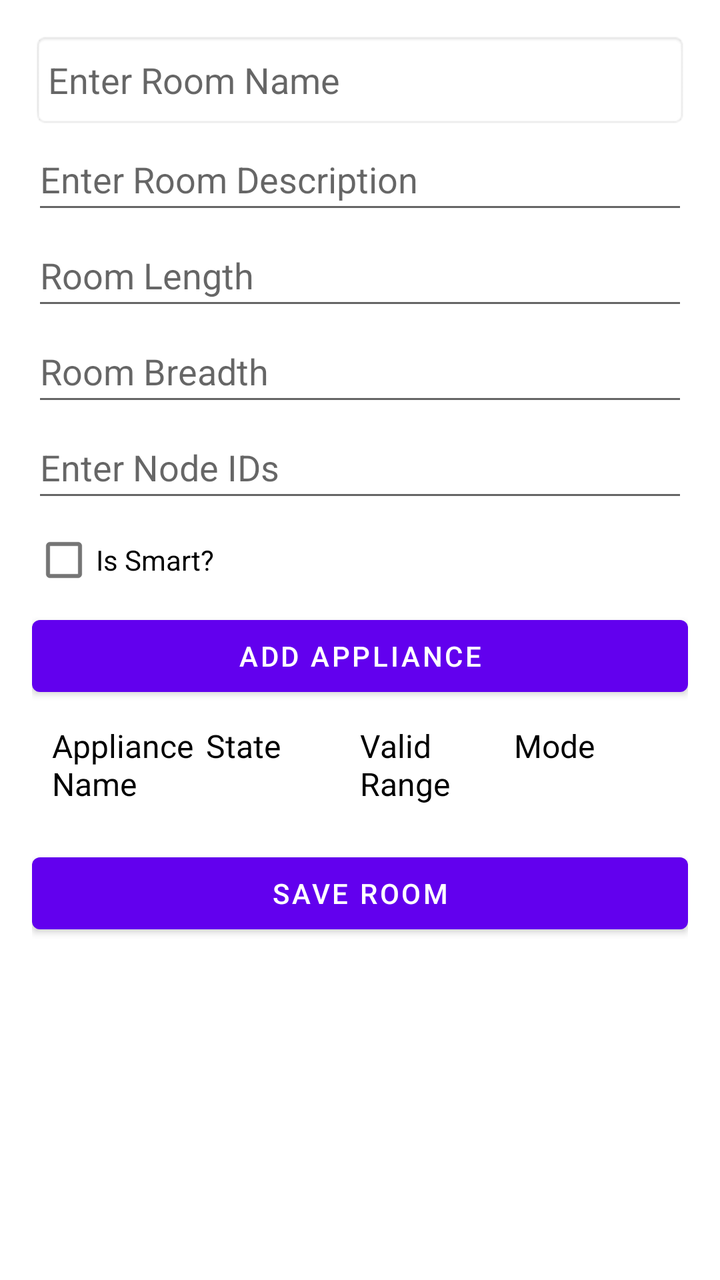
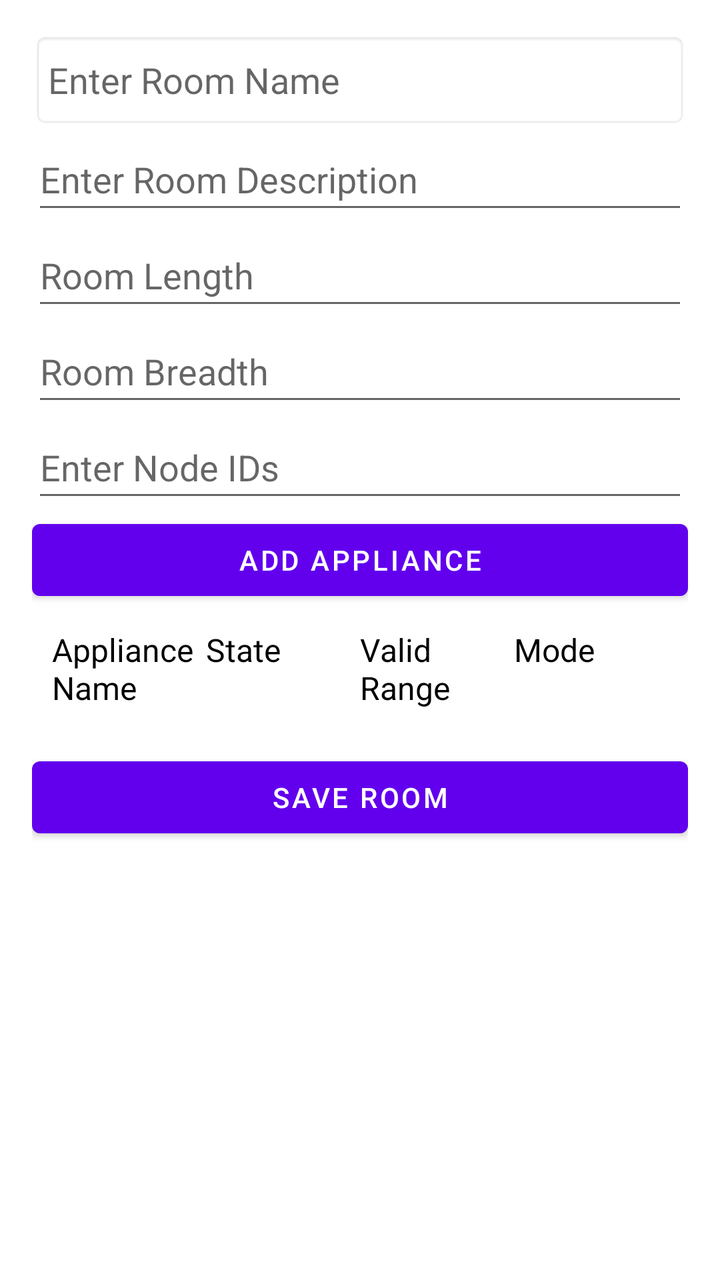

Before-and-after screenshots of an Android layout around one commit, followed by the original layout XML and the change that was made.
<!-- AndroidManifest.xml: application theme Theme.MyApp -->
<!-- res/layout/fragment_room_details.xml -->
<LinearLayout xmlns:android="http://schemas.android.com/apk/res/android"
    android:orientation="vertical"
    android:layout_width="match_parent"
    android:layout_height="match_parent"
    android:padding="16dp">


    <EditText
        android:id="@+id/inputRoomName"
        android:layout_width="match_parent"
        android:layout_height="wrap_content"
        android:background="@android:drawable/editbox_background"
        android:hint="Enter Room Name"
        android:minHeight="48dp"
        android:padding="8dp" />

    <EditText
        android:id="@+id/inputRoomDesc"
        android:layout_width="match_parent"
        android:layout_height="wrap_content"
        android:hint="Enter Room Description"
        android:minHeight="48dp" />


    <EditText
        android:id="@+id/inputLength"
        android:layout_width="match_parent"
        android:layout_height="wrap_content"
        android:hint="Room Length"
        android:inputType="numberDecimal"
        android:minHeight="48dp" />

    <EditText
        android:id="@+id/inputBreadth"
        android:layout_width="match_parent"
        android:layout_height="wrap_content"
        android:hint="Room Breadth"
        android:inputType="numberDecimal"
        android:minHeight="48dp" />

    <EditText
        android:id="@+id/inputNodeIds"
        android:layout_width="match_parent"
        android:layout_height="wrap_content"
        android:hint="Enter Node IDs"
        android:inputType="text"
        android:minHeight="48dp" />
    <CheckBox
        android:id="@+id/checkboxIsSmart"
        android:layout_width="wrap_content"
        android:layout_height="wrap_content"
        android:text="Is Smart?"
        android:paddingTop="8dp"
        android:paddingBottom="8dp"/>

    <Button
        android:id="@+id/btnAddAppliance"
        android:layout_width="match_parent"
        android:layout_height="wrap_content"
        android:text="Add Appliance"/>

    <LinearLayout xmlns:android="http://schemas.android.com/apk/res/android"
        android:layout_width="match_parent"
        android:layout_height="wrap_content"
        android:orientation="horizontal"
        android:padding="10dp">

        <TextView
            android:id="@+id/applianceName"
            android:layout_width="0dp"
            android:layout_height="wrap_content"
            android:layout_weight="1"
            android:textSize="16sp"
            android:textColor="@android:color/black"
            android:text="Appliance Name" />

        <TextView
            android:id="@+id/applianceState"
            android:layout_width="0dp"
            android:layout_height="wrap_content"
            android:layout_weight="1"
            android:textSize="16sp"
            android:textColor="@android:color/black"
            android:text="State" />

        <TextView
            android:id="@+id/applianceRange"
            android:layout_width="0dp"
            android:layout_height="wrap_content"
            android:layout_weight="1"
            android:textSize="16sp"
            android:textColor="@android:color/black"
            android:layout_gravity="left"
            android:text="Valid Range" />

        <TextView
            android:id="@+id/applianceMode"
            android:layout_width="0dp"
            android:layout_height="wrap_content"
            android:layout_weight="1"
            android:textSize="16sp"
            android:textColor="@android:color/black"
            android:layout_gravity="right"
            android:text="Mode" />
    </LinearLayout>


    <androidx.recyclerview.widget.RecyclerView
        android:id="@+id/recyclerViewAppliances"
        android:layout_width="match_parent"
        android:layout_height="wrap_content"
        android:paddingTop="10dp"/>

    <Button
        android:id="@+id/btnSave"
        android:layout_width="match_parent"
        android:layout_height="wrap_content"
        android:text="Save Room"/>
</LinearLayout>
<!-- resources referenced by this layout -->
<resources>
  <style name="Theme.MyApp" parent="Theme.MaterialComponents.DayNight.DarkActionBar">
                  
                  <item name="colorPrimary">@color/purple_500</item>
                  <item name="colorPrimaryVariant">@color/purple_700</item>
                  <item name="colorOnPrimary">@color/white</item>
                  
                  <item name="colorSecondary">@color/teal_200</item>
                  <item name="colorSecondaryVariant">@color/teal_700</item>
                  <item name="colorOnSecondary">@color/black</item>
                  
                  <item name="android:statusBarColor" tools:targetApi="l">@android:color/transparent</item>
                  
          </style>
  <color name="purple_500">#FF6200EE</color>
  <color name="purple_700">#FF3700B3</color>
  <color name="white">#FFFFFFFF</color>
  <color name="teal_200">#FF03DAC5</color>
  <color name="teal_700">#FF018786</color>
  <color name="black">#FF000000</color>
</resources>

<!-- the commit's change to res/layout/fragment_room_details.xml (unified diff, before → after) -->
@@ -45,13 +45,6 @@
         android:hint="Enter Node IDs"
         android:inputType="text"
         android:minHeight="48dp" />
-    <CheckBox
-        android:id="@+id/checkboxIsSmart"
-        android:layout_width="wrap_content"
-        android:layout_height="wrap_content"
-        android:text="Is Smart?"
-        android:paddingTop="8dp"
-        android:paddingBottom="8dp"/>
 
     <Button
         android:id="@+id/btnAddAppliance"
